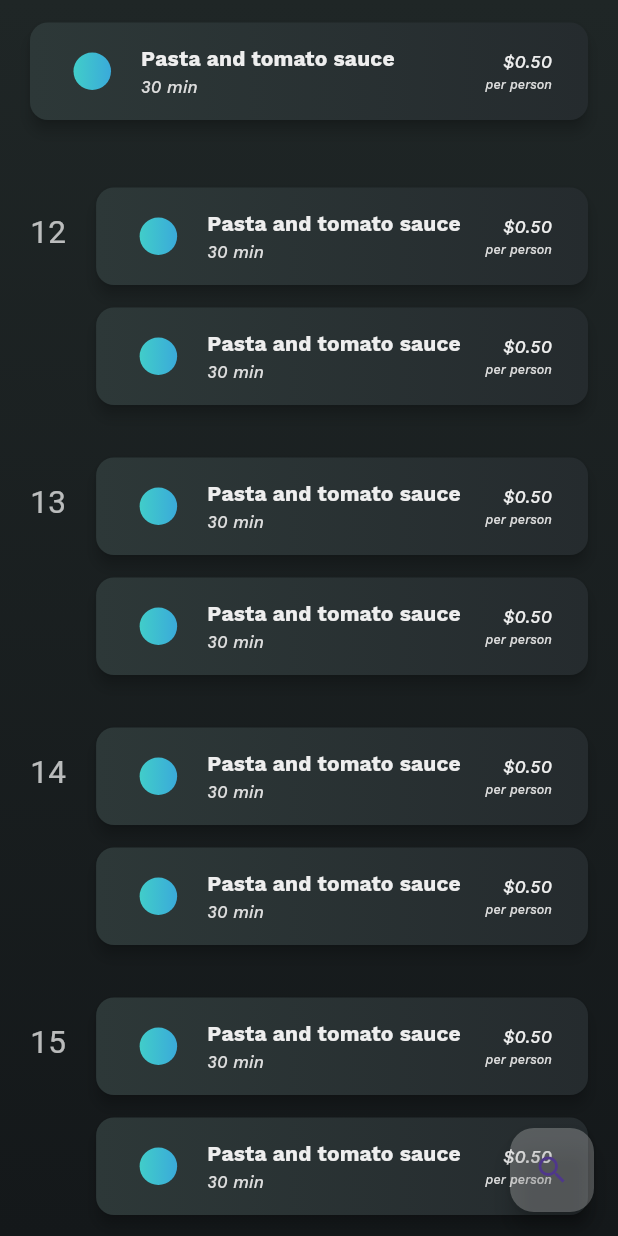
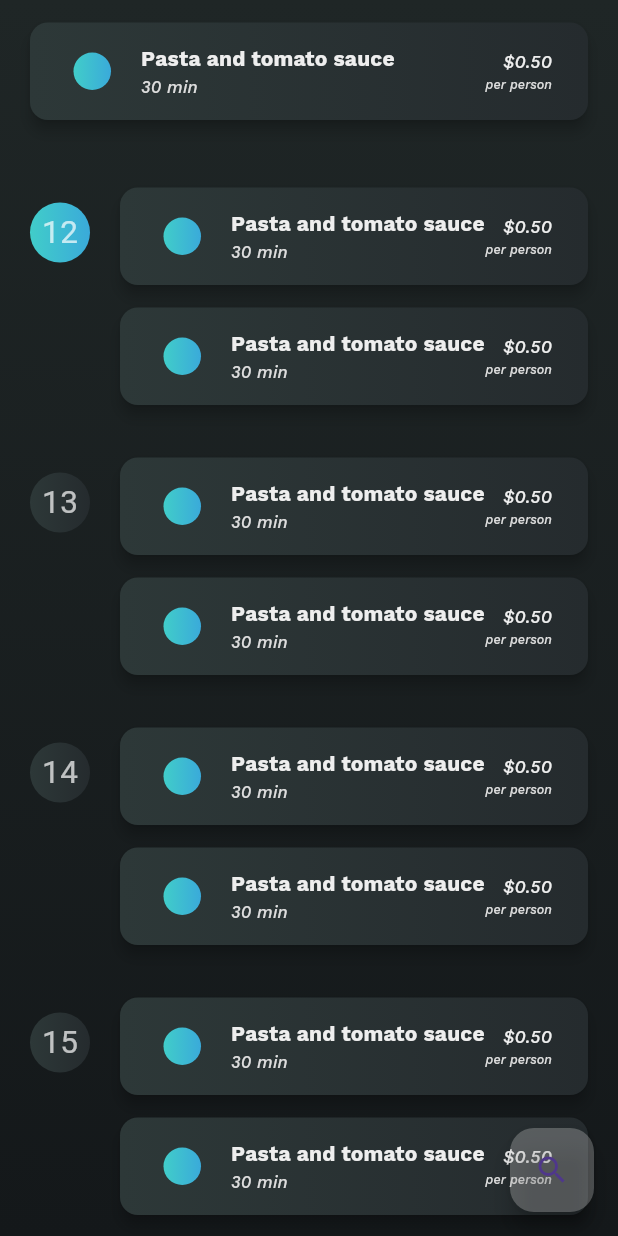
Before and after one commit to 3enedict/limelight, a Flutter app: the RecipesPage screen opened directly, after a tap on "Pasta and tomato sauce", on a phone screen of 412 x 824 dp. Run offline on Flutter 3.47's test engine with Material 2 defaults, Android fonts, the phone set to English and light mode, and no system bars; our stand-ins replace fluttericon, google_fonts; statements that could not run were skipped.

Commit message:
Highlight current day in calendar

```diff
--- a/lib/widgets/calendar.dart
+++ b/lib/widgets/calendar.dart
@@ -9,19 +9,45 @@ class Calendar extends StatelessWidget {
 
   @override
   Widget build(BuildContext context) {
-    final DateTime time = DateTime.now();
+    final DateTime startDate = DateTime.now();
+
     return ListView.builder(
-      itemCount: 100,
+      itemCount: 120,
       itemBuilder: (BuildContext context, int index) {
-        final int date = time.add(Duration(hours: 24 * index)).day;
-        return Day(day: "$date", recipe: recipe);
+        final DateTime date = startDate.add(Duration(days: index));
+        final int day = date.day;
+
+        final Container dayContainer = Container(
+          decoration: BoxDecoration(
+            borderRadius: BorderRadius.circular(20),
+            gradient: LinearGradient(
+              colors: startDate == date
+                  ? limelightGradient
+                  : toSurfaceGradient(limelightGradient),
+            ),
+          ),
+          margin: const EdgeInsets.fromLTRB(0, 25, 0, 0),
+          height: 40,
+          width: 40,
+          child: Center(
+            child: Text(
+              "$day",
+              style: TextStyle(
+                fontSize: 14 * MediaQuery.of(context).textScaleFactor * 1.5,
+                color: Colors.white70,
+              ),
+            ),
+          ),
+        );
+
+        return Day(day: dayContainer, recipe: recipe);
       },
     );
   }
 }
 
 class Day extends StatelessWidget {
-  final String day;
+  final Container day;
   final RecipeData recipe;
   const Day({super.key, required this.day, required this.recipe});
 
@@ -33,13 +59,7 @@ class Day extends StatelessWidget {
       child: Row(
         crossAxisAlignment: CrossAxisAlignment.start,
         children: [
-          Text(
-            "\n$day",
-            style: TextStyle(
-              fontSize: 14 * MediaQuery.of(context).textScaleFactor * 1.5,
-              color: Colors.white70,
-            ),
-          ),
+          day,
           Expanded(
             child: Align(
               alignment: Alignment.bottomCenter,
```
